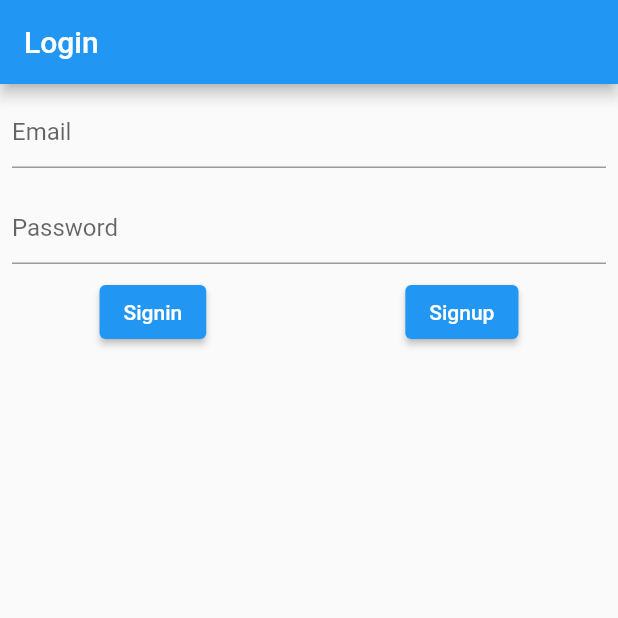
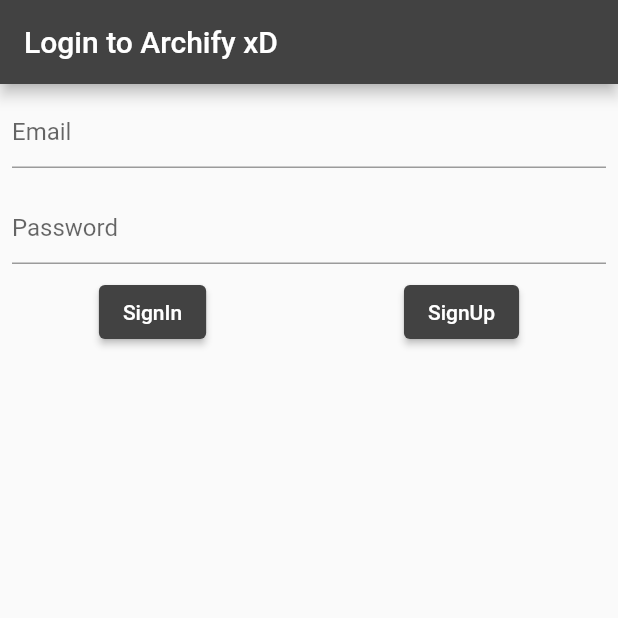
Before and after one commit to Architlall/MusicPlayer-Flutter, a Flutter app: the screen it shows after launch, on a phone screen of 412 x 824 dp, the top half of it. Run offline on Flutter 3.47's test engine with Material 2 defaults, Android fonts, the phone set to English and light mode, and no system bars; our stand-ins replace audioplayers, cloud_firestore, firebase_auth, firebase_core, flutter_svg; accounts and stored records are empty; generated files the repository leaves out were written again.

Commit message:
UI changes

```diff
--- a/lib/home.dart
+++ b/lib/home.dart
@@ -18,7 +18,8 @@ class _LoginScreenState extends State<LoginScreen> {
   Widget build(BuildContext context) {
     return Scaffold(
       appBar: AppBar(
-        title: Text('Login'),
+        backgroundColor: Colors.grey[800],
+        title: Text('Login to Archify xD'),
       ),
       body: Column(
         children: [
@@ -48,26 +49,29 @@ class _LoginScreenState extends State<LoginScreen> {
           ),
           Row(mainAxisAlignment: MainAxisAlignment.spaceAround, children: [
             ElevatedButton(
-                child: Text('Signin'),
+                style: ButtonStyle(
+                  backgroundColor: MaterialStateProperty.all(Colors.grey[800]),
+                ),
+                child: Text('SignIn'),
                 onPressed: () {
                   auth
                       .signInWithEmailAndPassword(
                           email: _email, password: _password)
                       .then((_) {
-                    final uid = auth.currentUser.uid;
-
                     Navigator.of(context).pushReplacement(
                         MaterialPageRoute(builder: (context) => MyHomePage()));
                   });
                 }),
             ElevatedButton(
-              child: Text('Signup'),
+              style: ButtonStyle(
+                backgroundColor: MaterialStateProperty.all(Colors.grey[800]),
+              ),
+              child: Text('SignUp'),
               onPressed: () {
                 auth
                     .createUserWithEmailAndPassword(
                         email: _email, password: _password)
                     .then((_) {
-                  final uid = auth.currentUser.uid;
                   Navigator.of(context).pushReplacement(
                       MaterialPageRoute(builder: (context) => MyHomePage()));
                 });
```
Also changed, not shown: lib/playlist.dart (+28 -5 lines), lib/testplayer.dart (+6 -1 lines).
